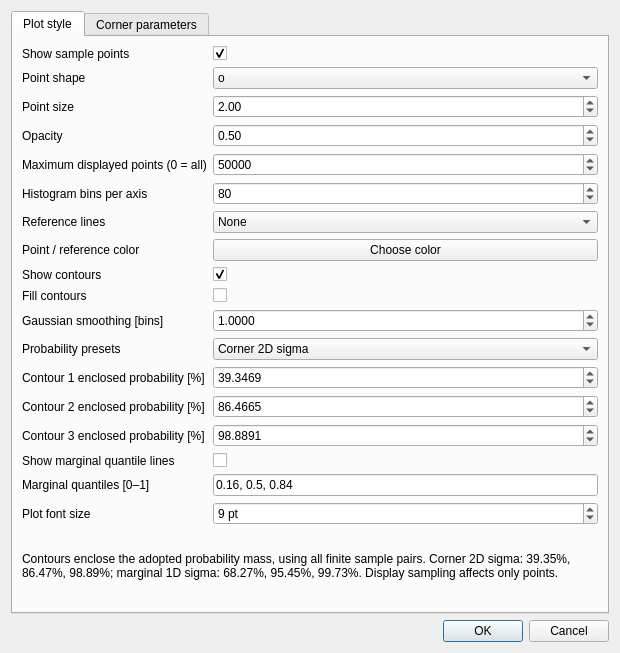
3fon3fonov/exostriker, file exostriker/lib/UI/sample_correlation_options.ui: the form before one commit.
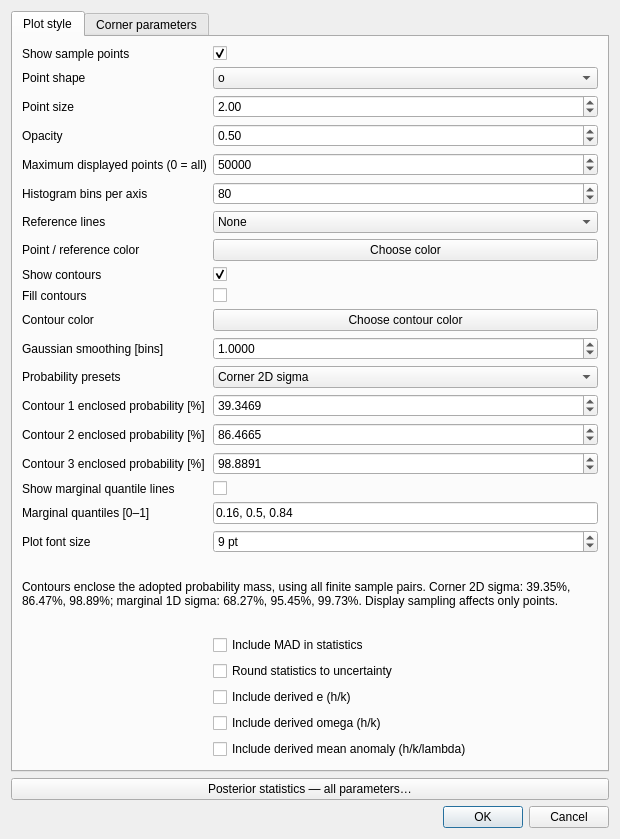
The form after the commit.

The edit to the form file:
```diff
--- a/exostriker/lib/UI/sample_correlation_options.ui
+++ b/exostriker/lib/UI/sample_correlation_options.ui
@@ -187,7 +187,7 @@
                   </property>
                 </widget>
               </item>
-              <item row="18" column="0" colspan="2">
+              <item row="19" column="0" colspan="2">
                 <widget class="QLabel" name="note">
                   <property name="text">
                     <string>Contours enclose the adopted probability mass, using all finite sample pairs. Corner 2D sigma: 39.35%, 86.47%, 98.89%; marginal 1D sigma: 68.27%, 95.45%, 99.73%. Display sampling affects only points.</string>
@@ -245,14 +245,14 @@
                   </property>
                 </widget>
               </item>
-              <item row="10" column="0">
+              <item row="11" column="0">
                 <widget class="QLabel" name="smooth_label">
                   <property name="text">
                     <string>Gaussian smoothing [bins]</string>
                   </property>
                 </widget>
               </item>
-              <item row="10" column="1">
+              <item row="11" column="1">
                 <widget class="QDoubleSpinBox" name="smooth">
                   <property name="decimals">
                     <number>4</number>
@@ -271,14 +271,14 @@
                   </property>
                 </widget>
               </item>
-              <item row="11" column="0">
+              <item row="12" column="0">
                 <widget class="QLabel" name="convention_label">
                   <property name="text">
                     <string>Probability presets</string>
                   </property>
                 </widget>
               </item>
-              <item row="11" column="1">
+              <item row="12" column="1">
                 <widget class="QComboBox" name="convention">
                   <item>
                     <property name="text">
@@ -297,14 +297,14 @@
                   </item>
                 </widget>
               </item>
-              <item row="12" column="0">
+              <item row="13" column="0">
                 <widget class="QLabel" name="level1_label">
                   <property name="text">
                     <string>Contour 1 enclosed probability [%]</string>
                   </property>
                 </widget>
               </item>
-              <item row="12" column="1">
+              <item row="13" column="1">
                 <widget class="QDoubleSpinBox" name="level1">
                   <property name="decimals">
                     <number>4</number>
@@ -323,14 +323,14 @@
                   </property>
                 </widget>
               </item>
-              <item row="13" column="0">
+              <item row="14" column="0">
                 <widget class="QLabel" name="level2_label">
                   <property name="text">
                     <string>Contour 2 enclosed probability [%]</string>
                   </property>
                 </widget>
               </item>
-              <item row="13" column="1">
+              <item row="14" column="1">
                 <widget class="QDoubleSpinBox" name="level2">
                   <property name="decimals">
                     <number>4</number>
@@ -349,14 +349,14 @@
                   </property>
                 </widget>
               </item>
-              <item row="14" column="0">
+              <item row="15" column="0">
                 <widget class="QLabel" name="level3_label">
                   <property name="text">
                     <string>Contour 3 enclosed probability [%]</string>
                   </property>
                 </widget>
               </item>
-              <item row="14" column="1">
+              <item row="15" column="1">
                 <widget class="QDoubleSpinBox" name="level3">
                   <property name="decimals">
                     <number>4</number>
@@ -375,45 +375,102 @@
                   </property>
                 </widget>
               </item>
-              <item row="15" column="0">
+              <item row="16" column="0">
                 <widget class="QLabel" name="quantile_lines_label">
                   <property name="text">
                     <string>Show marginal quantile lines</string>
                   </property>
                 </widget>
               </item>
-              <item row="15" column="1">
+              <item row="16" column="1">
                 <widget class="QCheckBox" name="quantile_lines">
                   <property name="checked">
                     <bool>false</bool>
                   </property>
                 </widget>
               </item>
-              <item row="16" column="0">
+              <item row="17" column="0">
                 <widget class="QLabel" name="quantiles_label">
                   <property name="text">
                     <string>Marginal quantiles [0–1]</string>
                   </property>
                 </widget>
               </item>
-              <item row="16" column="1">
+              <item row="17" column="1">
                 <widget class="QLineEdit" name="quantiles">
                   <property name="text">
                     <string>0.16, 0.5, 0.84</string>
                   </property>
                 </widget>
               </item>
-              <item row="17" column="0">
+              <item row="18" column="0">
                 <widget class="QLabel" name="font_size_label">
                   <property name="text"><string>Plot font size</string></property>
                 </widget>
               </item>
-              <item row="17" column="1">
+              <item row="18" column="1">
                 <widget class="QSpinBox" name="font_size">
-                  <property name="suffix"><string> pt</string></property>
-                  <property name="minimum"><number>6</number></property>
-                  <property name="maximum"><number>36</number></property>
-                  <property name="value"><number>9</number></property>
+                  <property name="suffix">
+                    <string> pt</string>
+                  </property>
+                  <property name="minimum">
+                    <number>6</number>
+                  </property>
+                  <property name="maximum">
+                    <number>36</number>
+                  </property>
+                  <property name="value">
+                    <number>9</number>
+                  </property>
+                </widget>
+              </item>
+              <item row="10" column="0">
+                <widget class="QLabel" name="contour_color_label">
+                  <property name="text">
+                    <string>Contour color</string>
+                  </property>
+                </widget>
+              </item>
+              <item row="10" column="1">
+                <widget class="QPushButton" name="contour_color">
+                  <property name="text">
+                    <string>Choose contour color</string>
+                  </property>
+                </widget>
+              </item>
+              <item row="20" column="1">
+                <widget class="QCheckBox" name="show_mad">
+                  <property name="text">
+                    <string>Include MAD in statistics</string>
+                  </property>
+                </widget>
+              </item>
+              <item row="21" column="1">
+                <widget class="QCheckBox" name="round_statistics">
+                  <property name="text">
+                    <string>Round statistics to uncertainty</string>
+                  </property>
+                </widget>
+              </item>
+              <item row="22" column="1">
+                <widget class="QCheckBox" name="derive_e">
+                  <property name="text">
+                    <string>Include derived e (h/k)</string>
+                  </property>
+                </widget>
+              </item>
+              <item row="23" column="1">
+                <widget class="QCheckBox" name="derive_omega">
+                  <property name="text">
+                    <string>Include derived omega (h/k)</string>
+                  </property>
+                </widget>
+              </item>
+              <item row="24" column="1">
+                <widget class="QCheckBox" name="derive_M0">
+                  <property name="text">
+                    <string>Include derived mean anomaly (h/k/lambda)</string>
+                  </property>
                 </widget>
               </item>
             </layout>
@@ -440,6 +497,13 @@
           </widget>
         </widget>
       </item>
+      <item>
+        <widget class="QPushButton" name="statistics_button">
+          <property name="text">
+            <string>Posterior statistics — all parameters…</string>
+          </property>
+        </widget>
+      </item>
       <item>
         <widget class="QDialogButtonBox" name="buttons">
           <property name="standardButtons">
```
Left out of the diff: 6 changed lines with no effect on the pictures.
